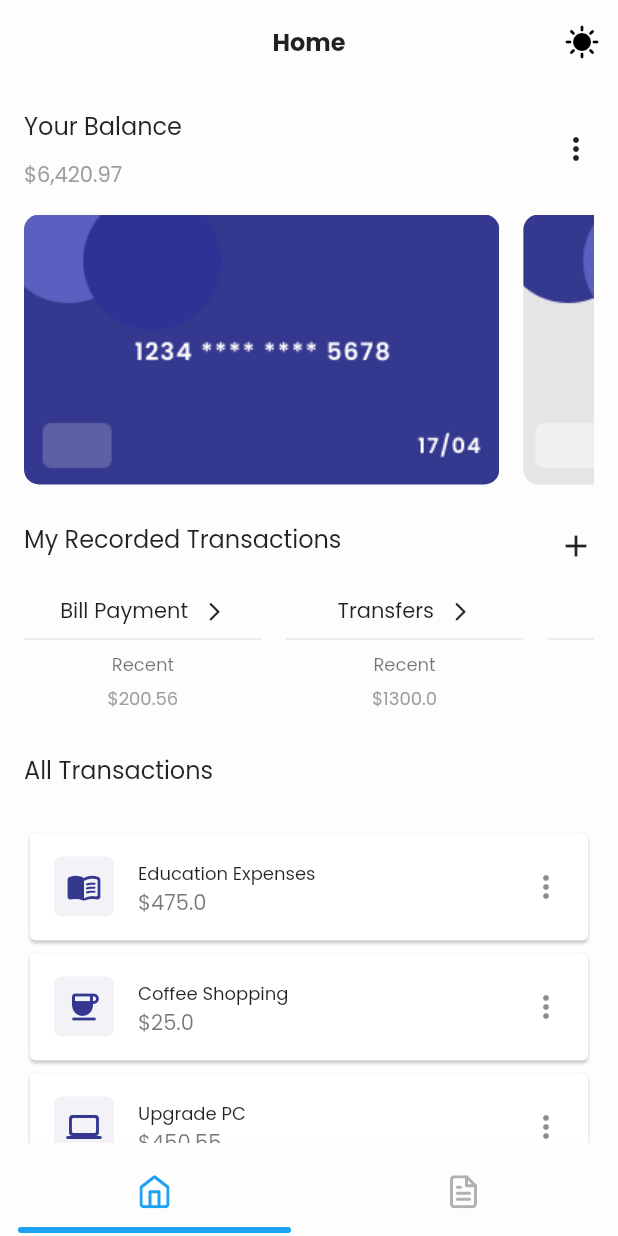
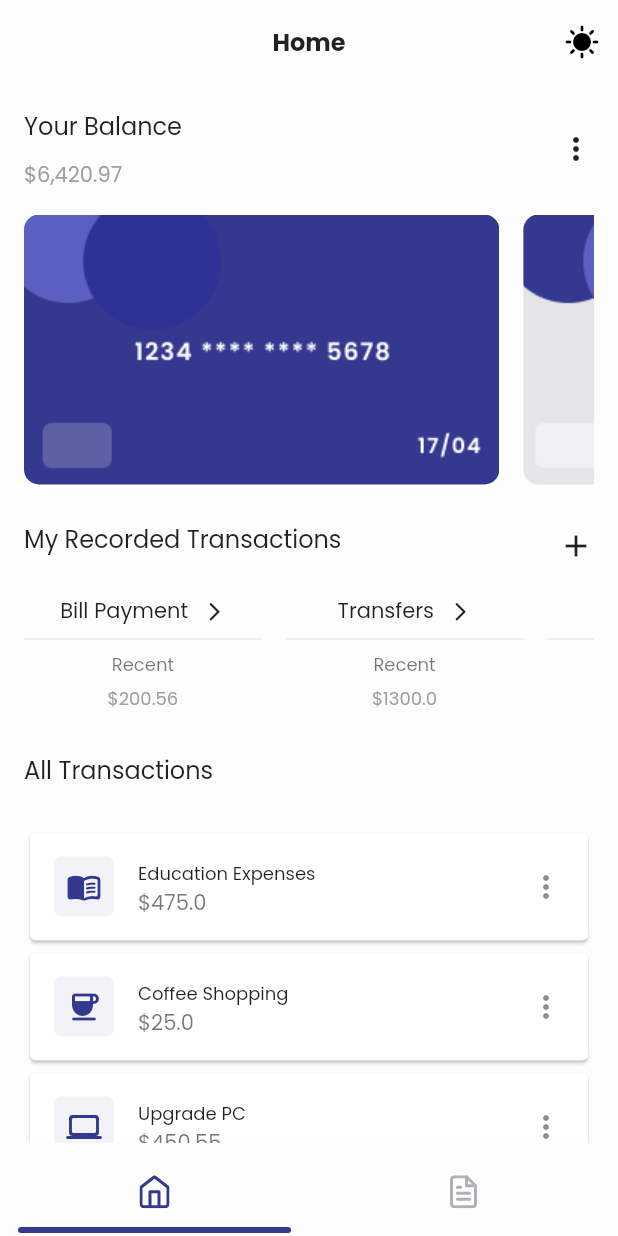
Before and after one commit to mkhoirulwafa18/expense-manager, a Flutter app: the screen it shows after launch, on a phone screen of 412 x 824 dp. Run offline on Flutter 3.47's test engine with Material 2 defaults, Android fonts, the phone set to English and light mode, and no system bars; drawn by our look-alikes of persistent_bottom_nav_bar; our stand-ins replace auto_route, flutter_riverpod, flutter_svg, shared_preferences; generated files the repository leaves out were written again.

Commit message:
change primary color

```diff
--- a/lib/shared/theme/app_colors.dart
+++ b/lib/shared/theme/app_colors.dart
@@ -2,7 +2,7 @@ import 'package:flutter/material.dart';
 
 class AppColors {
   /// App primary color
-  static const Color primary = Color(0xff1DA1F2);
+  static const Color primary = Color(0xff35388F);
 
   /// App secondary color
   static const Color error = Color(0xffFC698C);
```
